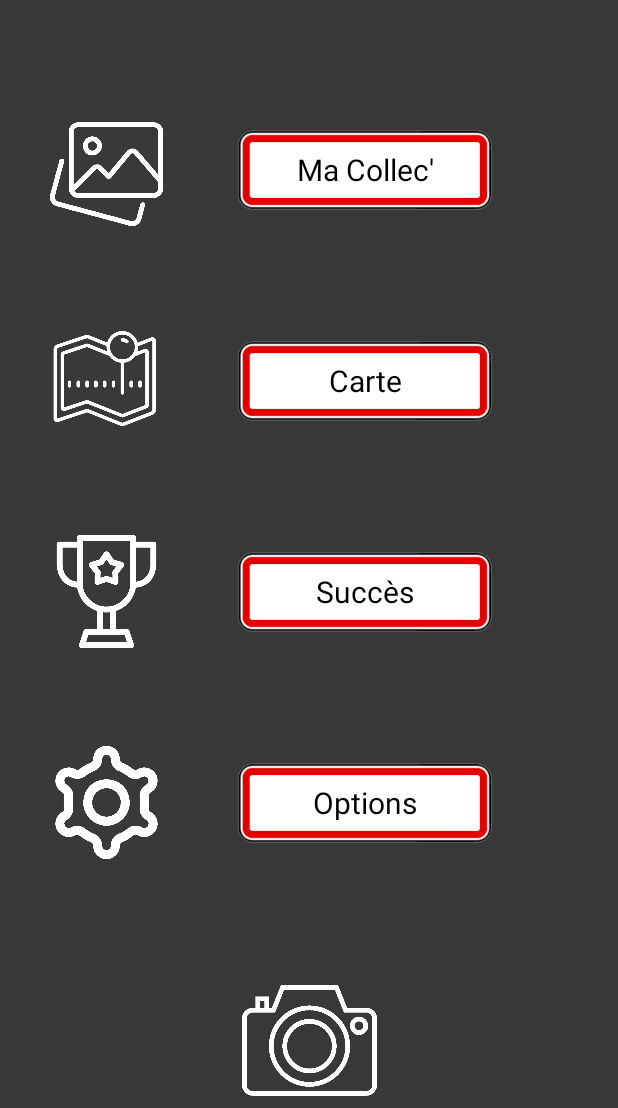
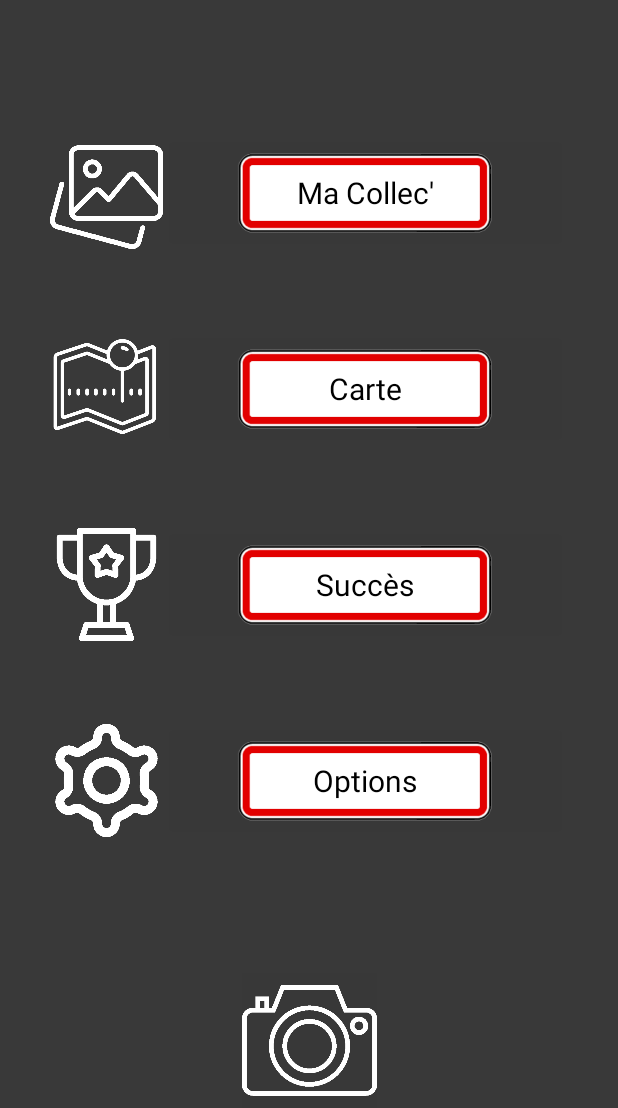
Before and after one commit to ETS-Android5/CityDex, an Android app: the screen it shows after launch (HomeActivity), on a phone screen of 412 x 824 dp, the part 128-1236 px from its top. Run offline under Robolectric (Android 15) with nearby library versions, the phone set to English and light mode, and no system bars; libraries missing offline, so code that uses them is left out: org.tensorflow.lite; 6 statements that could not run were skipped.

Commit message:
Code Refactor et UI/UX #8

```diff
--- a/app/src/main/res/layout/activity_home.xml
+++ b/app/src/main/res/layout/activity_home.xml
@@ -40,7 +40,7 @@ tools:context="com.tlbail.ptuts3androidapp.Controller.HomeActivity">
         <LinearLayout
             android:layout_width="match_parent"
             android:layout_height="wrap_content"
-            android:layout_marginBottom="30dp"
+            android:layout_marginBottom="20dp"
             android:gravity="center"
             android:orientation="horizontal">
 
@@ -86,7 +86,7 @@ tools:context="com.tlbail.ptuts3androidapp.Controller.HomeActivity">
         <LinearLayout
             android:layout_width="match_parent"
             android:layout_height="wrap_content"
-            android:layout_marginBottom="30dp"
+            android:layout_marginBottom="20dp"
             android:gravity="center"
             android:orientation="horizontal">
 
@@ -132,7 +132,7 @@ tools:context="com.tlbail.ptuts3androidapp.Controller.HomeActivity">
         <LinearLayout
             android:layout_width="match_parent"
             android:layout_height="wrap_content"
-            android:layout_marginBottom="30dp"
+            android:layout_marginBottom="20dp"
             android:gravity="center"
             android:orientation="horizontal">
 
--- a/app/src/main/res/layout/activity_info_ville.xml
+++ b/app/src/main/res/layout/activity_info_ville.xml
@@ -49,6 +49,7 @@
         android:layout_height="wrap_content"
         android:text="Département :"
         android:textSize="20sp"
+        android:layout_marginTop="10dp"
         app:layout_constraintEnd_toEndOf="parent"
         app:layout_constraintHorizontal_bias="0.056"
         app:layout_constraintStart_toStartOf="parent"
@@ -91,11 +92,10 @@
         android:id="@+id/voirsuruneCarteButton"
         android:layout_width="wrap_content"
         android:layout_height="wrap_content"
-        android:layout_marginBottom="28dp"
+        android:layout_gravity="center"
         android:text="Voir sur une carte"
         app:layout_constraintBottom_toBottomOf="parent"
         app:layout_constraintEnd_toEndOf="parent"
-        app:layout_constraintHorizontal_bias="0.498"
         app:layout_constraintStart_toStartOf="parent" />
 
 </androidx.constraintlayout.widget.ConstraintLayout>
```
Also changed, not shown: app/src/main/java/com/tlbail/ptuts3androidapp/Controller/MapsActivity.java (+4 -5 lines).
